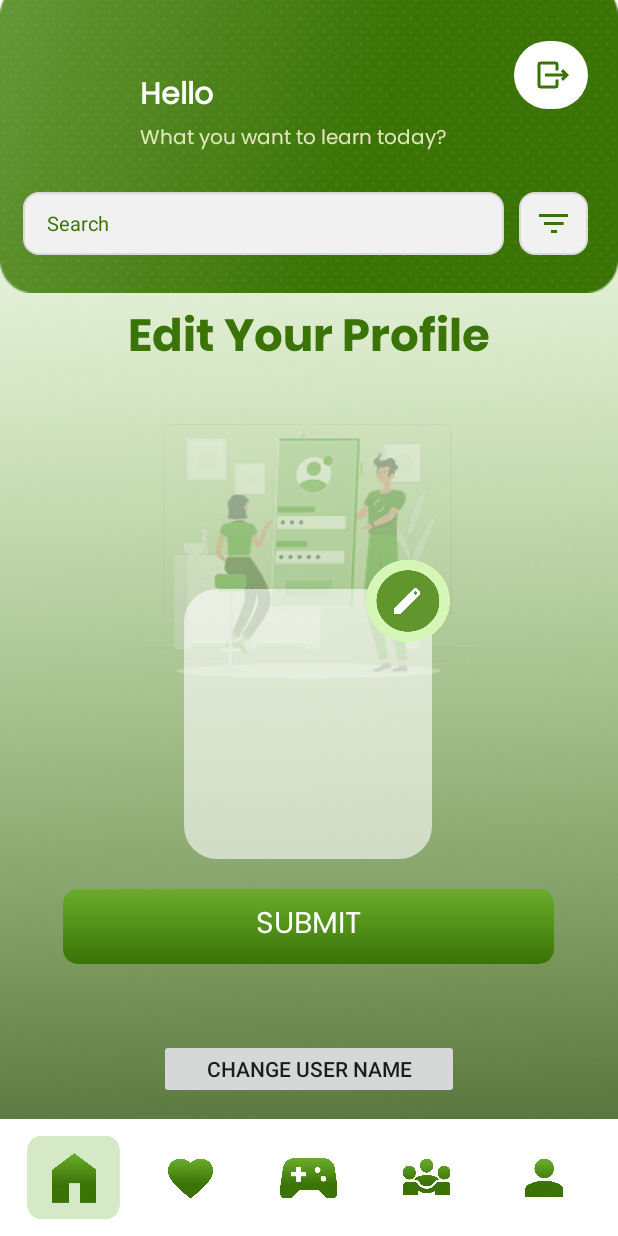
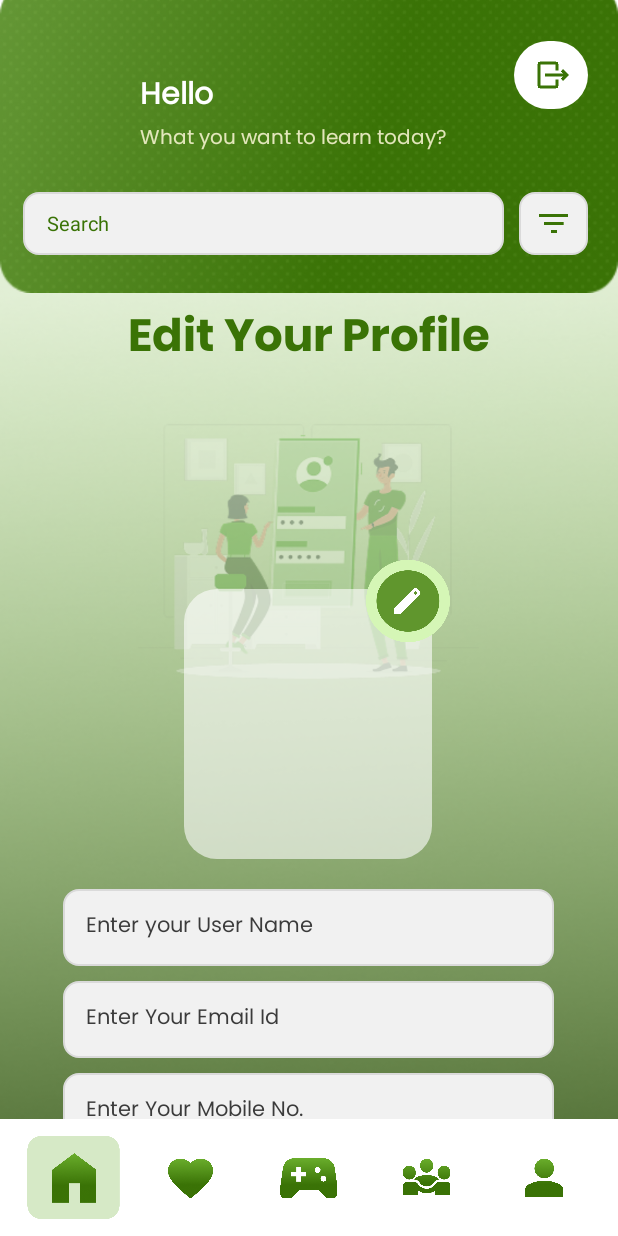
Before and after one commit to mohamedrifa/DeafMute, an Android app: the fragment profile_edit placed in its activity, on a phone screen of 412 x 824 dp. Run offline under Robolectric (Android 15) with nearby library versions, the phone set to English and light mode, and no system bars; our stand-ins replace Firebase (no records; nobody signed in at launch, a user with empty details on screens opened directly); pictures from the network do not load.

Commit message:
15/03/2025
.

```diff
--- a/app/src/main/java/com/example/deafandmute/SignUp.java
+++ b/app/src/main/java/com/example/deafandmute/SignUp.java
@@ -166,7 +166,7 @@ public class SignUp extends AppCompatActivity {
                                 if (firebaseUser != null) {
                                     String userId = firebaseUser.getUid();
                                     // Save additional data to Firebase Database
-                                    User newUser = new User(username, email, mobile, "");
+                                    User newUser = new User(username, email, mobile, "", password);
                                     databaseReference.child(userId).setValue(newUser);
                                 }
                                 if (task.isSuccessful()) {
--- a/app/src/main/java/com/example/deafandmute/User.java
+++ b/app/src/main/java/com/example/deafandmute/User.java
@@ -6,16 +6,18 @@ public class User {
     public String mobile;
     public String language;
     public String profilePhoto;
+    public String password;
 
     public User() {
         // Default constructor required for calls to DataSnapshot.getValue(User.class)
     }
 
-    public User(String username, String email, String mobile, String profilePhoto) {
+    public User(String username, String email, String mobile, String profilePhoto, String password) {
         this.username = username;
         this.email = email;
         this.mobile = mobile;
         this.profilePhoto = profilePhoto;
+        this.password = password;
     }
     public User(String language){
         this.language = language;
--- a/app/src/main/java/com/example/deafandmute/profile_edit.java
+++ b/app/src/main/java/com/example/deafandmute/profile_edit.java
@@ -14,6 +14,9 @@ import androidx.cardview.widget.CardView;
 import androidx.fragment.app.Fragment;
 
 import android.provider.MediaStore;
+import android.text.Editable;
+import android.text.InputType;
+import android.text.TextWatcher;
 import android.util.Base64;
 import android.view.LayoutInflater;
 import android.view.View;
@@ -24,6 +27,7 @@ import android.widget.TextView;
 import android.widget.Toast;
 
 import com.bumptech.glide.Glide;
+import com.google.android.material.textfield.TextInputEditText;
 import com.google.firebase.auth.FirebaseAuth;
 import com.google.firebase.auth.FirebaseUser;
 import com.google.firebase.database.DataSnapshot;
@@ -49,9 +53,13 @@ public class profile_edit extends Fragment {
     private String uploadedImageUrl;
     private FirebaseAuth mAuth;
     private DatabaseReference databaseReference;
-    private Button nameChange, submitData;
-    private ImageView photoChange;
+    private Button submitData;
+    private ImageView photoChange, visibilityToggle1;
     private Uri imageUri;
+    private TextInputEditText password1, mobileNo, userName;
+    private TextView mailId;
+    boolean passwordFieldEmpty = true;
+    private String oldPassword;
     FirebaseUser user;
     CardView profileLess;
     ImageView profile;
@@ -84,12 +92,18 @@ public class profile_edit extends Fragment {
         databaseReference = FirebaseDatabase.getInstance().getReference("Users");
 
         photoChange = view.findViewById(R.id.profileChange);
-        nameChange = view.findViewById(R.id.NameChange);
         submitData = view.findViewById(R.id.Submit);
 
         profileLess = view.findViewById(R.id.without_profile);
         profile = view.findViewById(R.id.profileImage);
         textProfile = view.findViewById(R.id.profile_text);
+
+
+        userName = view.findViewById(R.id.username);
+        mailId = view.findViewById(R.id.email);
+        mobileNo = view.findViewById(R.id.Mobile);
+        password1 = view.findViewById(R.id.password);
+        visibilityToggle1 = view.findViewById(R.id.visibility_toggle1);
 
 
         mAuth = FirebaseAuth.getInstance();
@@ -116,6 +130,11 @@ public class profile_edit extends Fragment {
                             profile.setVisibility(View.VISIBLE);
                             Glide.with(requireActivity()).load(userData.getprofilePhoto()).into(profile);
                         }
+                        userName.setText(userData.username);
+                        mailId.setText(userData.email);
+                        mobileNo.setText(userData.mobile);
+                        password1.setText(userData.password);
+                        oldPassword = String.valueOf(userData.password);
                     }
                 }
                 @Override
@@ -125,6 +144,26 @@ public class profile_edit extends Fragment {
             });
         }
 
+        password1.addTextChangedListener(new TextWatcher() {
+            @Override
+            public void beforeTextChanged(CharSequence s, int start, int count, int after) {}
+
+            @Override
+            public void onTextChanged(CharSequence s, int start, int before, int count) {
+                if (passwordFieldEmpty && s.length() == 0) {
+                    passwordFieldEmpty = false; // User cleared the field
+                }
+            }
+
+            @Override
+            public void afterTextChanged(Editable s) {}
+        });
+        visibilityToggle1.setOnClickListener(new View.OnClickListener() {
+            @Override
+            public void onClick(View v) {
+                togglePasswordVisibility1();
+            }
+        });
         photoChange.setOnClickListener(v -> pickImageFromGallery());
 
         submitData.setOnClickListener(new View.OnClickListener() {
@@ -216,4 +255,19 @@ public class profile_edit extends Fragment {
             Toast.makeText(requireContext(), R.string.user_not_logged_in, Toast.LENGTH_SHORT).show();
         }
     }
+
+    private void togglePasswordVisibility1() {
+        if(password1.length() == 0){
+            passwordFieldEmpty = false;
+        }
+        if(passwordFieldEmpty){
+            return;
+        }
+        if (password1.getInputType() == (InputType.TYPE_CLASS_TEXT | InputType.TYPE_TEXT_VARIATION_PASSWORD)) {
+            password1.setInputType(InputType.TYPE_CLASS_TEXT | InputType.TYPE_TEXT_VARIATION_VISIBLE_PASSWORD);
+        } else {
+            password1.setInputType(InputType.TYPE_CLASS_TEXT | InputType.TYPE_TEXT_VARIATION_PASSWORD);
+        }
+        password1.setSelection(password1.getText().length());
+    }
 }
--- a/app/src/main/res/layout/fragment_profile_edit.xml
+++ b/app/src/main/res/layout/fragment_profile_edit.xml
@@ -93,6 +93,90 @@
                         android:id="@+id/profileChange"
                         android:clickable="true"/>
                 </RelativeLayout>
+
+                <RelativeLayout
+                    android:layout_width="wrap_content"
+                    android:layout_height="wrap_content"
+                    android:layout_marginTop="20dp"
+                    android:background="@drawable/edit_text_background">
+
+                    <com.google.android.material.textfield.TextInputEditText
+                        android:id="@+id/username"
+                        android:layout_width="312dp"
+                        android:layout_height="51dp"
+                        android:layout_marginStart="15dp"
+                        android:hint="@string/enter_your_user_name"
+                        android:textColorHint="#3B3B3B"
+                        android:fontFamily="@font/poppins"
+                        android:background="#00FFFFFF"
+                        android:textSize="14sp"
+                        android:textColor="@color/black" />
+                </RelativeLayout>
+                <RelativeLayout
+                    android:layout_width="wrap_content"
+                    android:layout_height="51dp"
+                    android:layout_marginTop="10dp"
+                    android:background="@drawable/edit_text_background">
+
+                    <TextView
+                        android:id="@+id/email"
+                        android:layout_width="312dp"
+                        android:layout_height="wrap_content"
+                        android:layout_centerVertical="true"
+                        android:layout_marginStart="15dp"
+                        android:hint="@string/enter_your_email_id"
+                        android:textColorHint="#3B3B3B"
+                        android:fontFamily="@font/poppins"
+                        android:background="#00FFFFFF"
+                        android:textSize="14sp"
+                        android:textColor="@color/black" />
+                </RelativeLayout>
+                <RelativeLayout
+                    android:layout_width="wrap_content"
+                    android:layout_height="wrap_content"
+                    android:layout_marginTop="10dp"
+                    android:background="@drawable/edit_text_background">
+
+                    <com.google.android.material.textfield.TextInputEditText
+                        android:id="@+id/Mobile"
+                        android:layout_width="312dp"
+                        android:layout_height="51dp"
+                        android:layout_marginStart="15dp"
+                        android:hint="@string/enter_your_mobile_no"
+                        android:textColorHint="#3B3B3B"
+                        android:inputType="phone"
+                        android:fontFamily="@font/poppins"
+                        android:background="#00FFFFFF"
+                        android:textSize="14sp"
+                        android:textColor="@color/black" />
+                </RelativeLayout>
+                <LinearLayout
+                    android:layout_width="327dp"
+                    android:layout_height="wrap_content"
+                    android:layout_marginTop="10dp"
+                    android:gravity="center_vertical"
+                    android:background="@drawable/edit_text_background">
+                    <com.google.android.material.textfield.TextInputEditText
+                        android:id="@+id/password"
+                        android:layout_width="275dp"
+                        android:layout_height="51dp"
+                        android:layout_marginStart="15dp"
+                        android:hint="@string/enter_your_password"
+                        android:textColorHint="#3B3B3B"
+                        android:fontFamily="@font/poppins"
+                        android:background="#00FFFFFF"
+                        android:textSize="14sp"
+                        android:textColor="@color/black"
+                        android:inputType="textPassword" />
+                    <ImageView
+                        android:id="@+id/visibility_toggle1"
+                        android:layout_width="24dp"
+                        android:layout_height="24dp"
+                        android:layout_marginEnd="15dp"
+                        android:src="@drawable/visibility"
+                        android:layout_centerVertical="true"/>
+                </LinearLayout>
+
                 <RelativeLayout
                     android:layout_width="327dp"
                     android:layout_height="50dp"
@@ -109,15 +193,9 @@
                         android:textColor="#FFFFFF"
                         android:fontFamily="@font/poppins" />
                 </RelativeLayout>
-                <Button
-                    android:layout_width="200dp"
-                    android:layout_height="40dp"
-                    android:text="Change User Name"
-                    android:id="@+id/NameChange"
-                    android:layout_marginTop="50dp"/>
                 <LinearLayout
                     android:layout_width="match_parent"
-                    android:layout_height="200dp"/>
+                    android:layout_height="100dp"/>
             </LinearLayout>
         </ScrollView>
     </LinearLayout>
```
